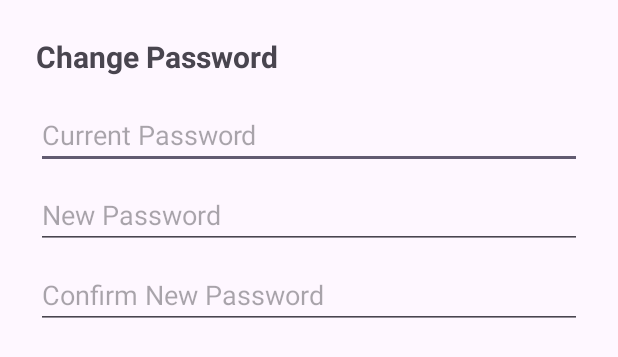
After one commit to ChristopherGarcia1506/SiteSync, an Android app: the layout change_password.xml on its own in the app's theme, with its tools: preview values and no code run, on a phone screen of 412 x 824 dp. The commit adds this screen. Shown: the top 357 px of the screen. Run offline under Robolectric (Android 15) with nearby library versions, the phone set to English and light mode, and no system bars.

Commit message:
Added password change function

```diff
--- /dev/null
+++ b/sitesyncmanagement/src/main/res/layout/change_password.xml
@@ -0,0 +1,51 @@
+<?xml version="1.0" encoding="utf-8"?>
+<androidx.constraintlayout.widget.ConstraintLayout xmlns:android="http://schemas.android.com/apk/res/android"
+    xmlns:app="http://schemas.android.com/apk/res-auto"
+    android:layout_width="match_parent"
+    android:layout_height="wrap_content"
+    android:padding="24dp">
+
+    <TextView
+        android:id="@+id/changePasswordTitle"
+        android:layout_width="wrap_content"
+        android:layout_height="wrap_content"
+        android:text="Change Password"
+        android:textSize="20sp"
+        android:textStyle="bold"
+        app:layout_constraintStart_toStartOf="parent"
+        app:layout_constraintTop_toTopOf="parent" />
+
+    <EditText
+        android:id="@+id/oldPasswordEditText"
+        android:layout_width="0dp"
+        android:layout_height="wrap_content"
+        android:layout_marginTop="16dp"
+        android:hint="Current Password"
+        android:inputType="textPassword"
+        app:layout_constraintEnd_toEndOf="parent"
+        app:layout_constraintStart_toStartOf="parent"
+        app:layout_constraintTop_toBottomOf="@id/changePasswordTitle" />
+
+    <EditText
+        android:id="@+id/newPasswordEditText"
+        android:layout_width="0dp"
+        android:layout_height="wrap_content"
+        android:layout_marginTop="8dp"
+        android:hint="New Password"
+        android:inputType="textPassword"
+        app:layout_constraintEnd_toEndOf="parent"
+        app:layout_constraintStart_toStartOf="parent"
+        app:layout_constraintTop_toBottomOf="@id/oldPasswordEditText" />
+
+    <EditText
+        android:id="@+id/confirmNewPasswordEditText"
+        android:layout_width="0dp"
+        android:layout_height="wrap_content"
+        android:layout_marginTop="8dp"
+        android:hint="Confirm New Password"
+        android:inputType="textPassword"
+        app:layout_constraintEnd_toEndOf="parent"
+        app:layout_constraintStart_toStartOf="parent"
+        app:layout_constraintTop_toBottomOf="@id/newPasswordEditText" />
+
+</androidx.constraintlayout.widget.ConstraintLayout>
--- a/sitesyncmanagement/src/main/res/values/strings.xml
+++ b/sitesyncmanagement/src/main/res/values/strings.xml
@@ -117,6 +117,7 @@ Tyler Meira (N01432291) 0CA
     <string name="failed_to_accept_job_try_again">Failed to accept job. Try again.</string>
     <string name="job_accepted_you_have_been_added_as_an_employee">Job accepted! You have been added as an employee.</string>
     <string name="please_log_in_to_see_your_past_jobs">Please log in to see your past jobs.</string>
+    <string name="timer">timer</string>
     <string name="faq">FAQ</string>
     <string name="permisons">Permisons</string>
     <string name="feedback_2">Feedback</string>
```
Also changed, not shown: sitesyncmanagement/src/main/java/ca/sitesync/sitesync/ProfileFragment.java (+89 -1 lines).
